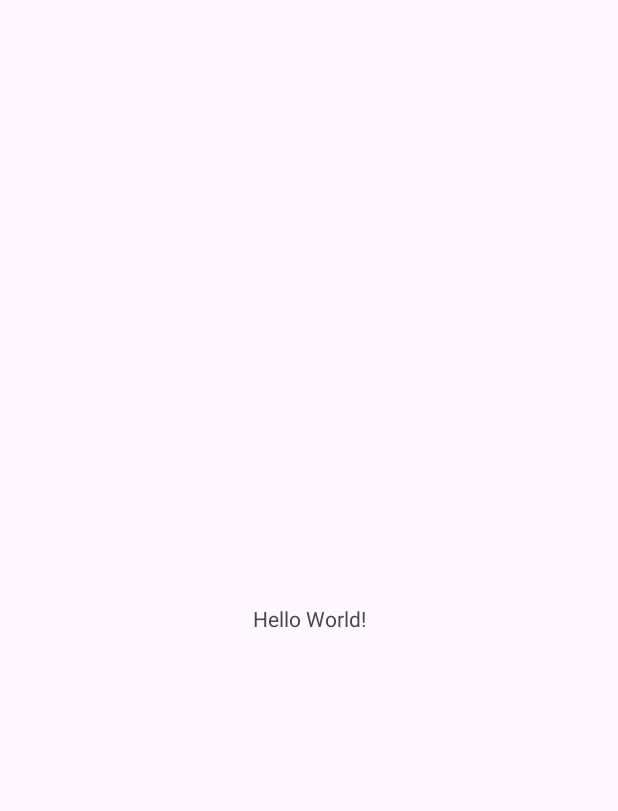
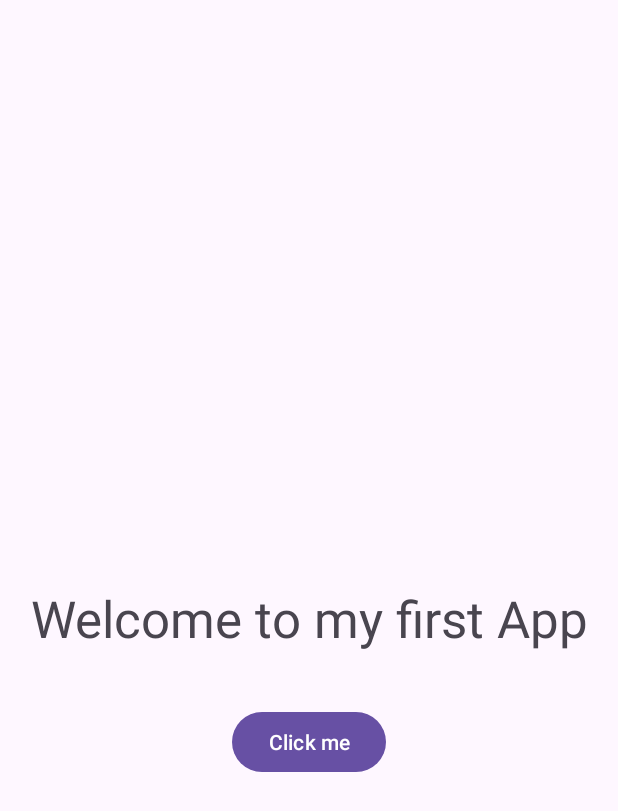
Before and after one commit to raulfl1982ndrd/BMICalculator, an Android app: the screen it shows after launch (MainActivity), on a phone screen of 412 x 824 dp. Before the commit the part shown is almost empty. Shown: the top 811 px of the screen. Run offline under Robolectric (Android 15) with nearby library versions, the phone set to English and light mode, and no system bars.

Commit message:
Primeros pasos en Android

```diff
--- a/app/src/main/java/com/example/bmicalculator/MainActivity.kt
+++ b/app/src/main/java/com/example/bmicalculator/MainActivity.kt
@@ -1,20 +1,31 @@
 package com.example.bmicalculator
 
+import android.graphics.Color
 import android.os.Bundle
+import android.widget.Button
+import android.widget.TextView
 import androidx.activity.enableEdgeToEdge
 import androidx.appcompat.app.AppCompatActivity
 import androidx.core.view.ViewCompat
 import androidx.core.view.WindowInsetsCompat
 
 class MainActivity : AppCompatActivity() {
+    lateinit var welcomeTextView : TextView
+    lateinit var  clickButton: Button
     override fun onCreate(savedInstanceState: Bundle?) {
         super.onCreate(savedInstanceState)
-        enableEdgeToEdge()
         setContentView(R.layout.activity_main)
-        ViewCompat.setOnApplyWindowInsetsListener(findViewById(R.id.main)) { v, insets ->
-            val systemBars = insets.getInsets(WindowInsetsCompat.Type.systemBars())
-            v.setPadding(systemBars.left, systemBars.top, systemBars.right, systemBars.bottom)
-            insets
-        }
+        //Va a la vista del activity y busca el componentes visual
+        // tenemos la referencia al componente visual
+        welcomeTextView = findViewById(R.id.welcomeTextView)
+        clickButton = findViewById(R.id.clickButton)
+        //CAmbiamos el texto y al hacer click cambiamos el e¡texto otra vez
+        welcomeTextView.text = getString(R.string.main_activity_welcome_text)
+        clickButton.setOnClickListener{
+            welcomeTextView.text = getString(R.string.main_activity_click_text)
+            welcomeTextView.setBackgroundColor(Color.parseColor("#FF0000"))
+            clickButton.setBackgroundColor(Color.parseColor("#FF0000"));
+        };
+
     }
 }
--- a/app/src/main/res/layout/activity_main.xml
+++ b/app/src/main/res/layout/activity_main.xml
@@ -8,12 +8,36 @@
     tools:context=".MainActivity">
 
     <TextView
+        android:id ="@+id/welcomeTextView"
         android:layout_width="wrap_content"
         android:layout_height="wrap_content"
-        android:text="Hello World!"
+        android:text="@string/main_activity_welcome_text"
+        android:textSize="34sp"
+        android:textAlignment="center"
         app:layout_constraintBottom_toBottomOf="parent"
         app:layout_constraintEnd_toEndOf="parent"
         app:layout_constraintStart_toStartOf="parent"
         app:layout_constraintTop_toTopOf="parent" />
+<!--Se añade un boton
+    se añade la referencia id para poder accedeer desde el codigo
+    Con constraints se anclan los componentes segun la posicion que queramos
+    que ocupen los componentes-->
+    <Button
 
+        android:id="@+id/clickButton"
+        android:layout_width="wrap_content"
+        android:layout_height="wrap_content"
+        android:text="@string/main_activity_click_button"
+        android:layout_marginTop="36dp"
+        app:layout_constraintEnd_toEndOf="parent"
+        app:layout_constraintStart_toStartOf="parent"
+        app:layout_constraintTop_toBottomOf="@+id/welcomeTextView" />
+
+    <ImageView
+        android:id="@+id/PruebaImagen"
+        android:layout_width="wrap_content"
+        android:layout_height="wrap_content"
+        app:layout_constraintBottom_toTopOf="@+id/welcomeTextView"
+        app:layout_constraintEnd_toEndOf="parent"
+        app:layout_constraintStart_toStartOf="parent" />
 </androidx.constraintlayout.widget.ConstraintLayout>
--- a/app/src/main/res/values/strings.xml
+++ b/app/src/main/res/values/strings.xml
@@ -1,3 +1,6 @@
 <resources>
     <string name="app_name">BMICalculator</string>
+    <string name="main_activity_click_button">Click me</string>
+    <string name="main_activity_welcome_text">Welcome to my first App</string>
+    <string name="main_activity_click_text">I clicked the button</string>
 </resources>
```
Also changed, not shown: 1 other file.
